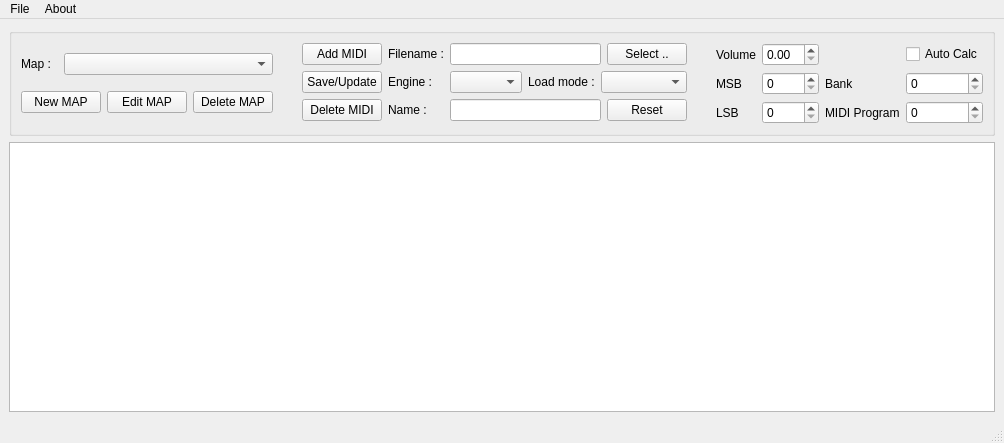
Before: the Qt Designer form lscpedit.ui in gakramx/sonegx-editor, drawn with Qt 5.
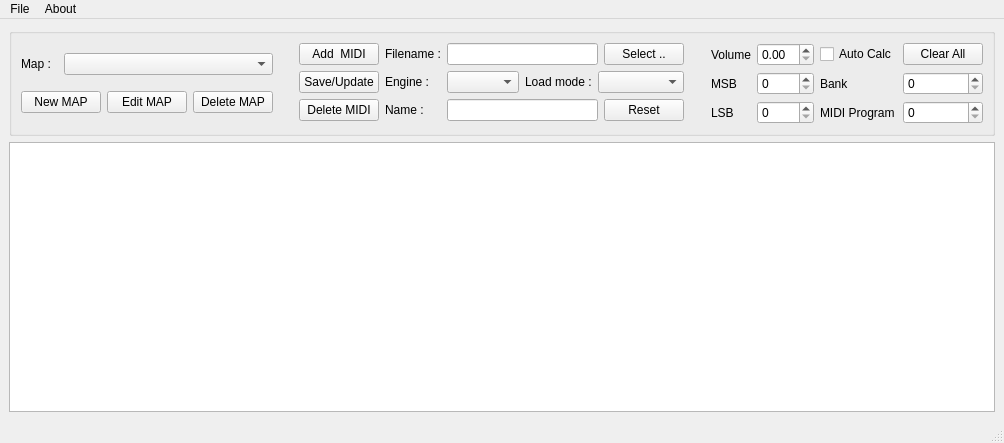
After: the same form once the commit is applied.

Commit message: Add void addDataFromInputsToTableview(); function.

```diff
--- a/lscpedit.ui
+++ b/lscpedit.ui
@@ -100,7 +100,7 @@
              <item row="0" column="0">
               <widget class="QPushButton" name="newItem_pushButton">
                <property name="text">
-                <string>Add MIDI</string>
+                <string>Add  MIDI</string>
                </property>
               </widget>
              </item>
@@ -242,16 +242,23 @@
            <item row="4" column="3">
             <widget class="QSpinBox" name="prog_spinBox"/>
            </item>
-           <item row="0" column="3">
-            <widget class="QCheckBox" name="autoCalc_checkBox">
-             <property name="text">
-              <string>Auto Calc</string>
-             </property>
-            </widget>
-           </item>
            <item row="0" column="1">
             <widget class="QDoubleSpinBox" name="volume_doubleSpinBox"/>
            </item>
+           <item row="0" column="2">
+            <widget class="QCheckBox" name="autoCalc_checkBox">
+             <property name="text">
+              <string>Auto Calc</string>
+             </property>
+            </widget>
+           </item>
+           <item row="0" column="3">
+            <widget class="QPushButton" name="clearAll_pushButton">
+             <property name="text">
+              <string>Clear All</string>
+             </property>
+            </widget>
+           </item>
           </layout>
          </item>
         </layout>
```
The commit also changes 2 other files.
